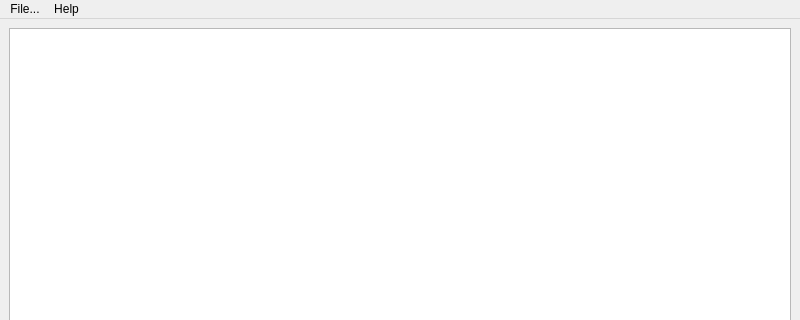
The window that ui/permute.ui (berndhs/deeptrim) describes before a commit, drawn with Qt 5; both pictures show x 0 to 800 and y 0 to 320 of the 800 by 600 pixel window.
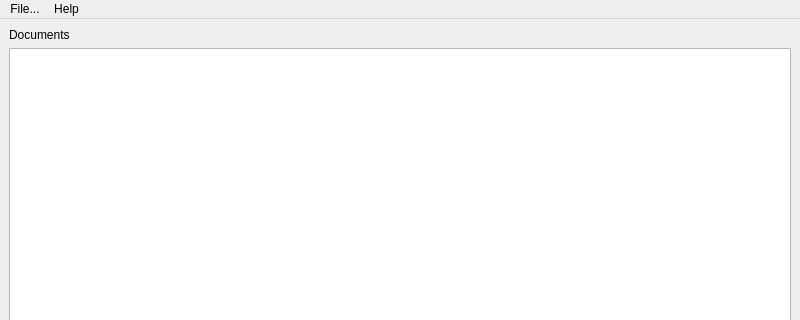
The same window after the commit. Icons and pictures are not drawn.

```diff
--- a/ui/permute.ui
+++ b/ui/permute.ui
@@ -37,7 +37,7 @@
     </size>
    </property>
    <layout class="QGridLayout" name="gridLayout">
-    <item row="0" column="0">
+    <item row="1" column="0">
      <widget class="QListWidget" name="titleList">
       <property name="sizePolicy">
        <sizepolicy hsizetype="Preferred" vsizetype="Expanding">
@@ -47,6 +47,13 @@
       </property>
      </widget>
     </item>
+    <item row="0" column="0">
+     <widget class="QLabel" name="label">
+      <property name="text">
+       <string>Documents</string>
+      </property>
+     </widget>
+    </item>
    </layout>
   </widget>
   <widget class="QMenuBar" name="menubar">
```
Left out of the diff: 9 changed lines with no effect on the pictures.
